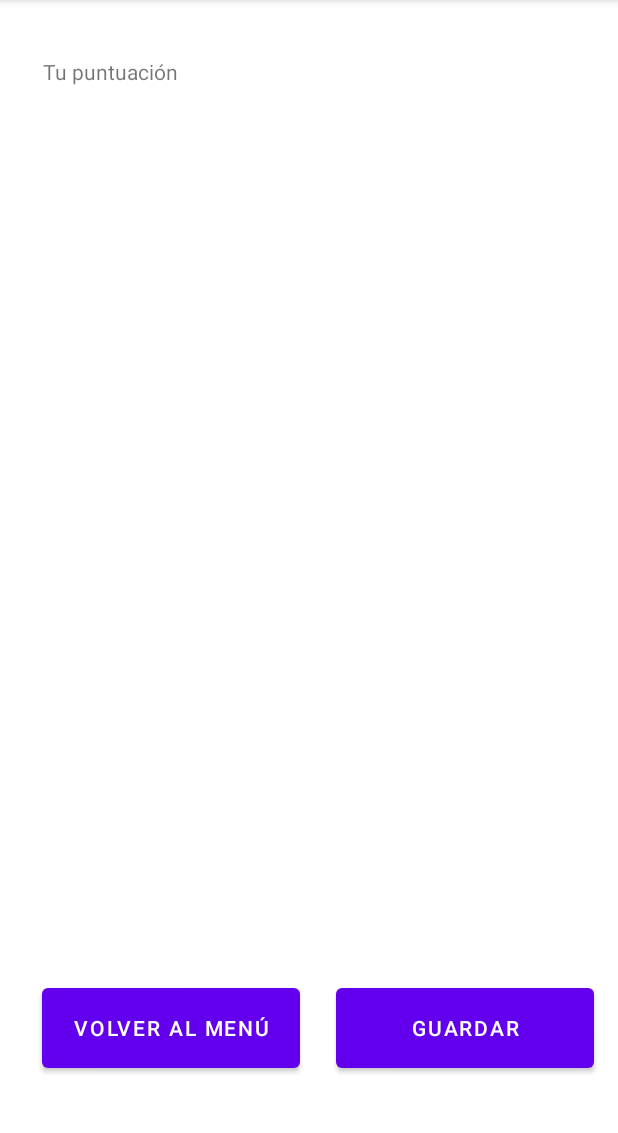
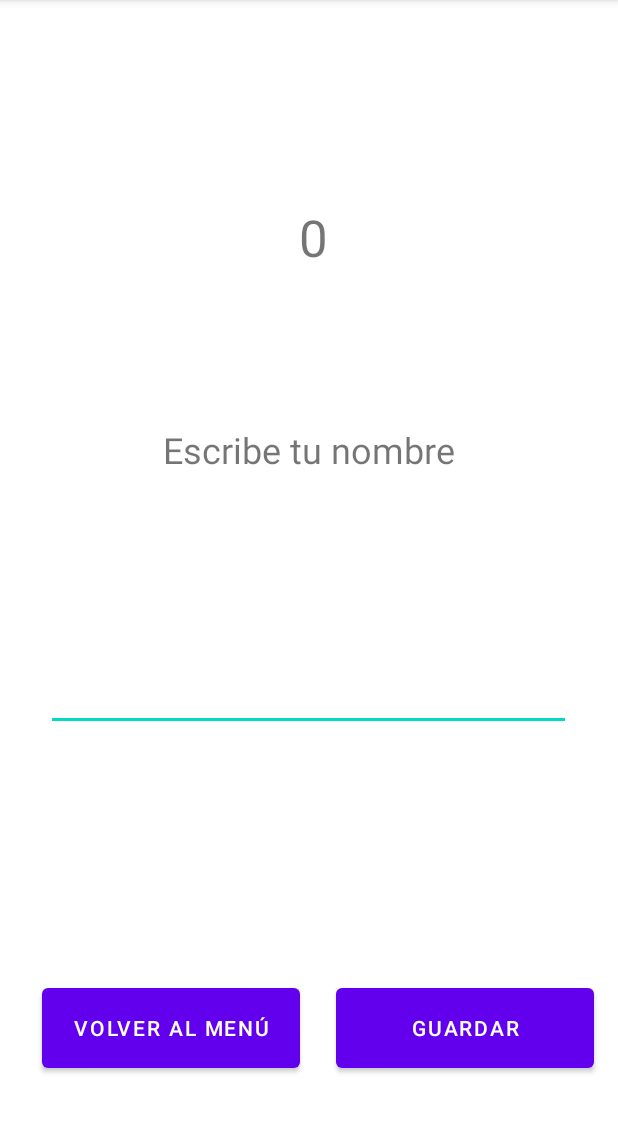
Before and after one commit to AintzaneCaamano/TFGDam, an Android app: the YourScoreActivity screen opened directly, with no data from a screen before it, on a phone screen of 412 x 824 dp, the part 84-1217 px from its top. Run offline under Robolectric (Android 15) with nearby library versions, the phone set to English and light mode, and no system bars; 2 statements that could not run were skipped.

Commit message:
toast method added and your score activity elements added

```diff
--- /dev/null
+++ b/app/src/main/java/es/gameapp/multigameapp/Common.java
@@ -0,0 +1,14 @@
+package es.gameapp.multigameapp;
+
+import android.content.Context;
+import android.widget.Toast;
+
+public class Common {
+
+    static void showToast(Context context, String text){
+        //It has package visibility, DON´T WRITE PRIVATE
+        //text is the literal shown in the toast, context is the activity where it appears
+        Toast toast = Toast.makeText(context.getApplicationContext(), text, Toast.LENGTH_LONG);
+        toast.show();
+    }
+}
--- a/app/src/main/java/es/gameapp/multigameapp/YourScoreActivity.java
+++ b/app/src/main/java/es/gameapp/multigameapp/YourScoreActivity.java
@@ -15,6 +15,8 @@ public class YourScoreActivity extends AppCompatActivity {
     private Button btnReturn;
     private Button btnRanking;
     private TextView txtVGameName;
+    private TextView txtVScore;
+    private TextView txtVPlayerName;
     //vars
     private String user;
     private String game;
@@ -29,6 +31,8 @@ public class YourScoreActivity extends AppCompatActivity {
         btnRanking = findViewById(R.id.btn_score_save);
         //TxtViews
         txtVGameName = findViewById(R.id.txtV_score_gameName);
+        txtVScore = findViewById(R.id.txtV_score_score);
+        txtVPlayerName = findViewById(R.id.txtV_score_insertName);
 
         //Get extras from previous activity
         Bundle extras = getIntent().getExtras();
@@ -36,6 +40,7 @@ public class YourScoreActivity extends AppCompatActivity {
         score = extras.getInt("score");
 
         txtVGameName.setText(game);
+        txtVScore.setText(String.valueOf(score));
 
         //Intents
         btnReturn.setOnClickListener(new View.OnClickListener() {
@@ -49,14 +54,28 @@ public class YourScoreActivity extends AppCompatActivity {
         btnRanking.setOnClickListener(new View.OnClickListener() {
             @Override
             public void onClick(View v) {
-                //Open your score
-                Intent intento = new Intent(YourScoreActivity.this, RankingActivity.class);
-                startActivity(intento);
-                setResult(RESULT_OK);
-                finish();
+               if(saveRanking()) {
+                   //Open ranking
+                   Intent intento = new Intent(YourScoreActivity.this, RankingActivity.class);
+                   intento.putExtra("game", game);
+                   startActivity(intento);
+                   setResult(RESULT_OK);
+                   finish();
+               }
             }
         });
         //End Intents
     }
 
+    private boolean saveRanking(){
+        user = txtVPlayerName.getText().toString();
+        if (user.length()>3) {
+            return true;
+        }else {
+            String text = getResources().getString(R.string.toast_UserLength);
+            Common.showToast(this, text);
+            return false;
+        }
+    }
+
 }
--- a/app/src/main/res/layout/activity_info.xml
+++ b/app/src/main/res/layout/activity_info.xml
@@ -5,11 +5,12 @@
     android:layout_width="match_parent"
     android:layout_height="match_parent"
     tools:context=".InfoActivity">
+
     <Button
         android:id="@+id/btn_info_return"
         android:layout_width="172dp"
         android:layout_height="65dp"
-        android:text="@string/txt_return"
+        android:text="@string/txt_returnGame"
         app:layout_constraintBottom_toBottomOf="parent"
         app:layout_constraintEnd_toEndOf="parent"
         app:layout_constraintHorizontal_bias="0.117"
--- a/app/src/main/res/layout/activity_your_score.xml
+++ b/app/src/main/res/layout/activity_your_score.xml
@@ -31,27 +31,61 @@
         app:layout_constraintVertical_bias="0.929" />
 
     <TextView
-        android:id="@+id/txtV_score_title"
+        android:id="@+id/txtV_score_score"
         android:layout_width="356dp"
-        android:layout_height="65dp"
+        android:layout_height="98dp"
         android:text="@string/txt_yourScore"
+        android:textAlignment="center"
+        android:textSize="34sp"
         app:layout_constraintBottom_toBottomOf="parent"
         app:layout_constraintEnd_toEndOf="parent"
-        app:layout_constraintHorizontal_bias="0.509"
+        app:layout_constraintHorizontal_bias="0.545"
         app:layout_constraintStart_toStartOf="parent"
         app:layout_constraintTop_toTopOf="parent"
-        app:layout_constraintVertical_bias="0.054" />
+        app:layout_constraintVertical_bias="0.202" />
 
     <TextView
         android:id="@+id/txtV_score_gameName"
         android:layout_width="356dp"
         android:layout_height="65dp"
         android:text="@string/txt_yourScore"
+        android:textAlignment="center"
+        android:textAllCaps="true"
+        android:textSize="24sp"
         app:layout_constraintBottom_toBottomOf="parent"
         app:layout_constraintEnd_toEndOf="parent"
-        app:layout_constraintHorizontal_bias="0.509"
+        app:layout_constraintHorizontal_bias="0.545"
         app:layout_constraintStart_toStartOf="parent"
         app:layout_constraintTop_toTopOf="parent"
-        app:layout_constraintVertical_bias="0.171" />
+        app:layout_constraintVertical_bias="0.082" />
+
+    <EditText
+        android:id="@+id/txtV_score_insertName"
+        android:layout_width="350dp"
+        android:layout_height="132dp"
+        android:ems="10"
+        android:inputType="textPersonName"
+        android:textAlignment="center"
+        android:textSize="34sp"
+        app:layout_constraintBottom_toBottomOf="parent"
+        app:layout_constraintEnd_toEndOf="parent"
+        app:layout_constraintHorizontal_bias="0.491"
+        app:layout_constraintStart_toStartOf="parent"
+        app:layout_constraintTop_toTopOf="parent"
+        app:layout_constraintVertical_bias="0.559" />
+
+    <TextView
+        android:id="@+id/txtV_score_textInsertName"
+        android:layout_width="350dp"
+        android:layout_height="58dp"
+        android:text="@string/txt_insertName"
+        android:textAlignment="center"
+        android:textSize="24sp"
+        app:layout_constraintBottom_toBottomOf="parent"
+        app:layout_constraintEnd_toEndOf="parent"
+        app:layout_constraintHorizontal_bias="0.491"
+        app:layout_constraintStart_toStartOf="parent"
+        app:layout_constraintTop_toTopOf="parent"
+        app:layout_constraintVertical_bias="0.399" />
 
 </androidx.constraintlayout.widget.ConstraintLayout>
--- a/app/src/main/res/values/strings.xml
+++ b/app/src/main/res/values/strings.xml
@@ -4,4 +4,7 @@
     <string name="txt_save">Guardar</string>
     <string name="txt_yourScore">Tu puntuación</string>
     <string name="txt_info">info</string>
+    <string name="txt_insertName">Escribe tu nombre</string>
+    <string name="txt_returnGame">Volver al juego</string>
+    <string name="toast_UserLength">Debes escribir tu nombre de usuario, con más de tres letras</string>
 </resources>
```
Also changed, not shown: 1 other file.
